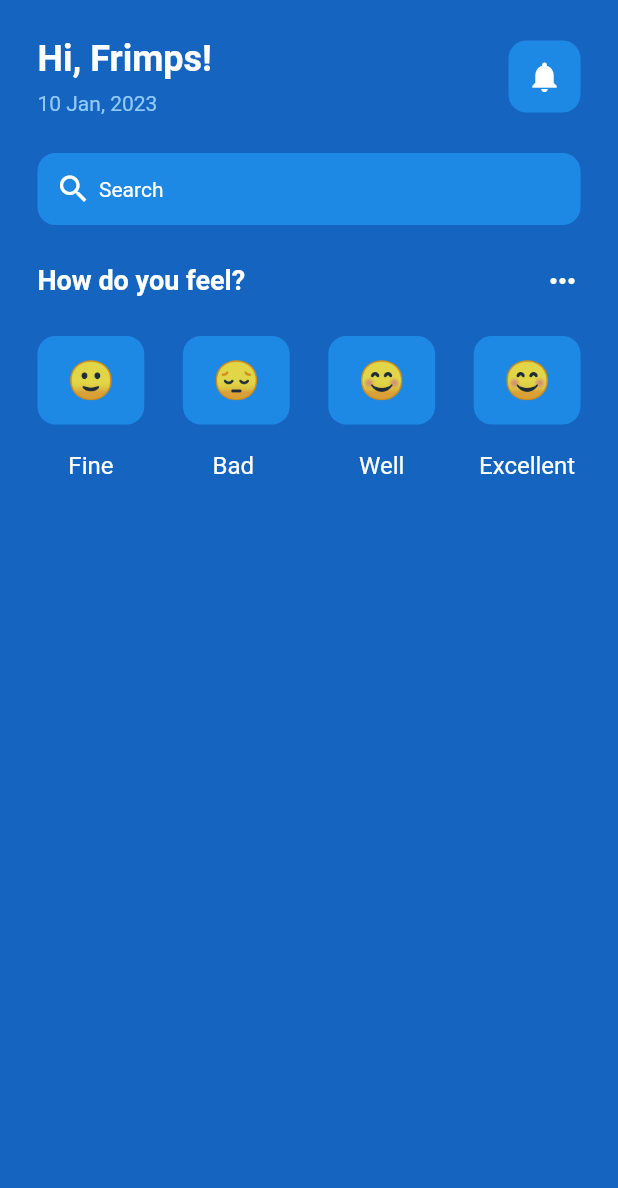
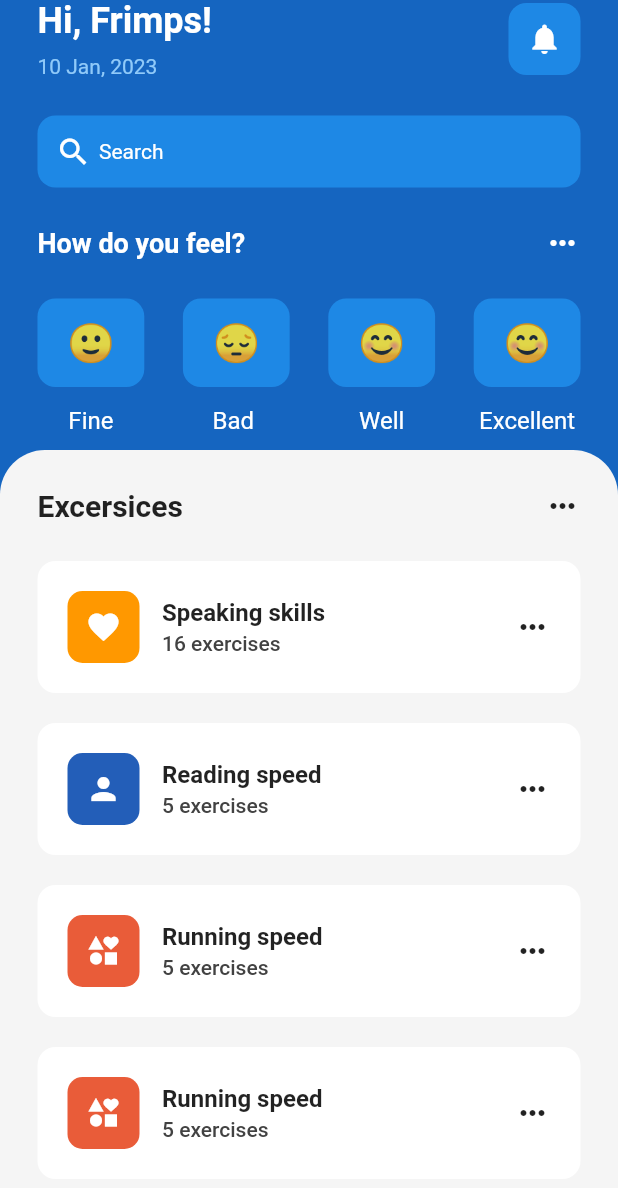
Before and after one commit to frimpsss/mental-health-app, a Flutter app: the screen it shows after launch, on a phone screen of 412 x 824 dp. Shown: the top 1188 px of the screen. Run offline on Flutter 3.47's test engine with Material 2 defaults, Android fonts, the phone set to English and light mode, and no system bars.

Commit message:
complete and added screenshot

```diff
--- a/lib/models/Emoji_Icon.dart
+++ b/lib/models/Emoji_Icon.dart
@@ -23,7 +23,7 @@ class EmojiIcon extends StatelessWidget {
           ),
         ),
         SizedBox(
-          height: 18,
+          height: 13,
         ),
         Text(
           subtext,
--- /dev/null
+++ b/lib/models/Exercise_tile.dart
@@ -0,0 +1,59 @@
+import 'package:flutter/material.dart';
+
+class ExersiseTile extends StatelessWidget {
+  final maintext;
+  final subtext;
+  final icon;
+  final color;
+
+  ExersiseTile(this.maintext, this.subtext, this.icon, this.color);
+
+  @override
+  Widget build(BuildContext context) {
+    return Container(
+      padding: EdgeInsets.all(20),
+      decoration: BoxDecoration(
+        borderRadius: BorderRadius.circular(12),
+        color: Colors.white,
+      ),
+      child: Row(
+        mainAxisAlignment: MainAxisAlignment.spaceBetween,
+        children: [
+          Row(
+            children: [
+              Container(
+                padding: EdgeInsets.all(12),
+                decoration: BoxDecoration(
+                    color: color, borderRadius: BorderRadius.circular(10)),
+                child: Icon(icon, color: Colors.white),
+              ),
+              SizedBox(
+                width: 15,
+              ),
+              Column(
+                crossAxisAlignment: CrossAxisAlignment.start,
+                children: [
+                  Text(
+                    maintext,
+                    style: TextStyle(fontWeight: FontWeight.bold, fontSize: 16),
+                  ),
+                  SizedBox(
+                    height: 3,
+                  ),
+                  Text(
+                    subtext,
+                    style: TextStyle(
+                        fontWeight: FontWeight.w500,
+                        fontSize: 14,
+                        color: Colors.grey[800]),
+                  )
+                ],
+              )
+            ],
+          ),
+          Icon(Icons.more_horiz)
+        ],
+      ),
+    );
+  }
+}
--- a/lib/pages/HomeScreen.dart
+++ b/lib/pages/HomeScreen.dart
@@ -1,4 +1,5 @@
 import 'package:flutter/material.dart';
+import 'package:mental_health_app/models/Exercise_tile.dart';
 
 import '../models/Emoji_Icon.dart';
 
@@ -14,9 +15,12 @@ class _HomeScreenState extends State<HomeScreen> {
   Widget build(BuildContext context) {
     return Scaffold(
       backgroundColor: Colors.blue[800],
-        body: SafeArea(
-          child: Padding(
-            padding: const EdgeInsets.all(25.0),
+      // bottomNavigationBar: Container(),
+      body: Column(
+        children: [
+          Padding(
+            padding: const EdgeInsets.symmetric(horizontal: 25),
+            child: SafeArea(
               child: Column(
                 children: [
                   Row(
@@ -112,10 +116,73 @@ class _HomeScreenState extends State<HomeScreen> {
                       EmojiIcon("😊", "Well"),
                       EmojiIcon("😊", "Excellent"),
                     ],
+                  ),
+                  SizedBox(
+                    height: 10,
+                  ),
+                ],
+              ),
+            ),
+          ),
+          Expanded(
+            child: ClipRRect(
+              borderRadius: BorderRadius.only(
+                  topLeft: Radius.circular(30), topRight: Radius.circular(30)),
+              child: Container(
+                padding: EdgeInsets.all(25),
+                color: Colors.grey[100],
+                child: Column(
+                  crossAxisAlignment: CrossAxisAlignment.stretch,
+                  children: [
+                    Row(
+                      mainAxisAlignment: MainAxisAlignment.spaceBetween,
+                      children: [
+                        Text(
+                          "Excersices",
+                          style: TextStyle(
+                            fontSize: 20,
+                            fontWeight: FontWeight.bold,
+                          ),
+                        ),
+                        Icon(
+                          Icons.more_horiz,
+                        )
+                      ],
+                    ),
+                    Expanded(
+                      child: ListView(
+                        padding: EdgeInsets.fromLTRB(0, 25, 0, 0),
+                        children: [
+                          ExersiseTile("Speaking skills", "16 exercises",
+                              Icons.favorite, Colors.orange),
+                          SizedBox(
+                            height: 20,
+                          ),
+                          ExersiseTile("Reading speed", "5 exercises",
+                              Icons.person, Color.fromARGB(255, 35, 94, 184)),
+                          SizedBox(
+                            height: 20,
+                          ),
+                          ExersiseTile(
+                              "Running speed",
+                              "5 exercises",
+                              Icons.interests,
+                              Color.fromARGB(255, 233, 92, 57)),
+                          SizedBox(
+                            height: 20,
+                          ),
+                          ExersiseTile("Running speed", "5 exercises",
+                              Icons.interests, Color.fromARGB(255, 233, 92, 57))
+                        ],
+                      ),
                     )
                   ],
                 ),
               ),
-        ));
+            ),
+          )
+        ],
+      ),
+    );
   }
 }
```
Also changed, not shown: ss/screenshot.png (added), 1 other file. Lines whose indentation alone changed are shown as unchanged.
